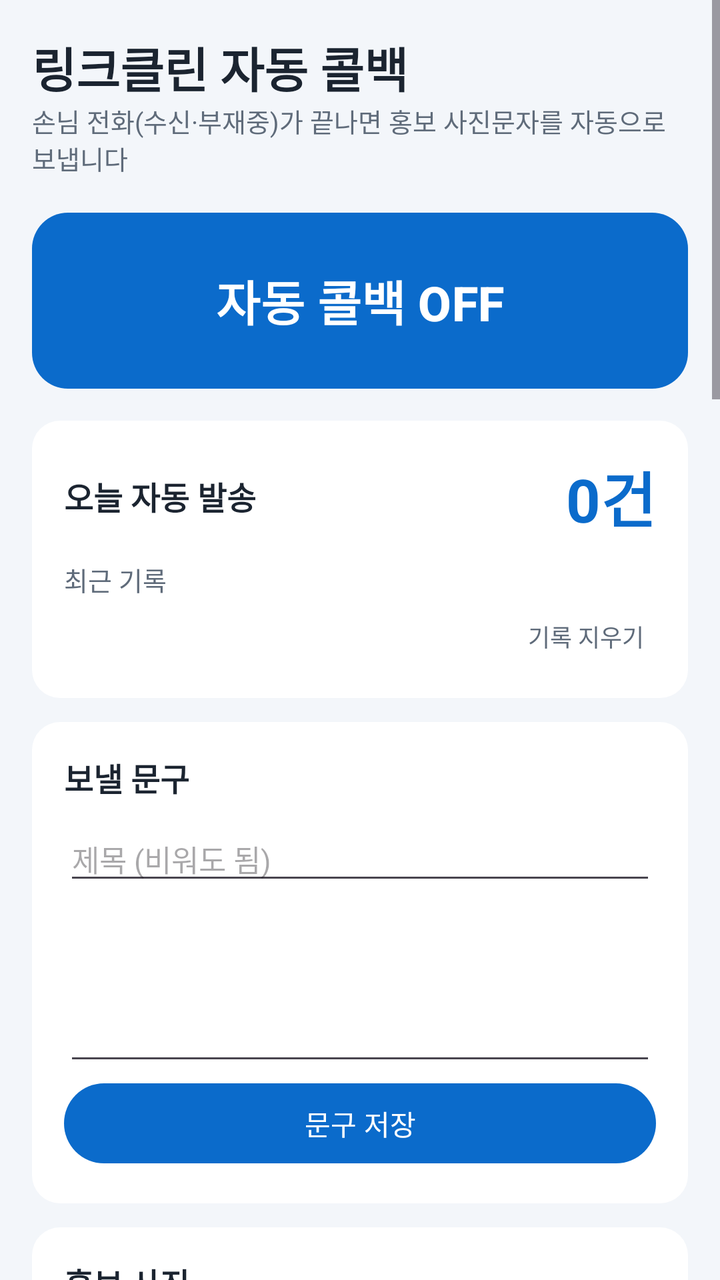
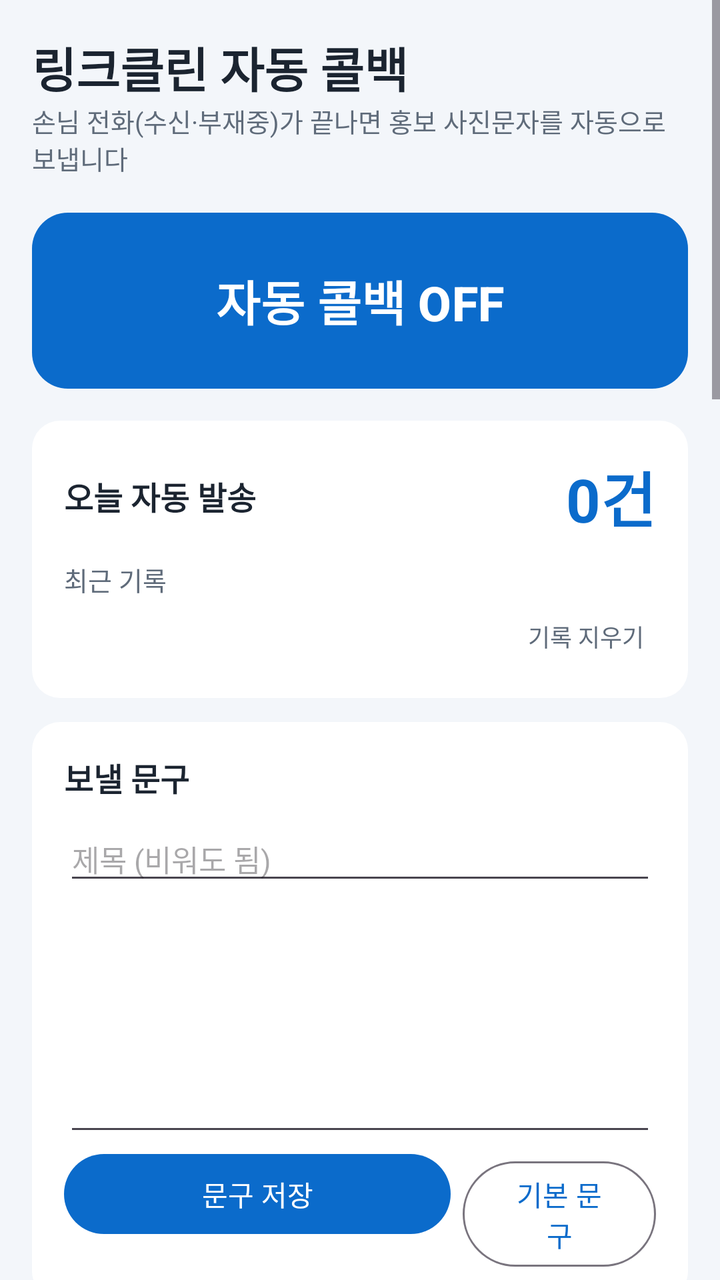

Compare the two renders of this Android layout. The source of the first and the diff that turns it into the second are given below.
<!-- AndroidManifest.xml: application theme Theme.LinkCallback -->
<!-- res/layout/activity_main.xml -->
<?xml version="1.0" encoding="utf-8"?>
<ScrollView xmlns:android="http://schemas.android.com/apk/res/android"
    xmlns:app="http://schemas.android.com/apk/res-auto"
    android:layout_width="match_parent"
    android:layout_height="match_parent"
    android:fillViewport="true">

    <LinearLayout
        android:layout_width="match_parent"
        android:layout_height="wrap_content"
        android:orientation="vertical"
        android:padding="16dp">

        <TextView
            android:layout_width="match_parent"
            android:layout_height="wrap_content"
            android:text="링크클린 자동 콜백"
            android:textColor="@color/text_main"
            android:textSize="24sp"
            android:textStyle="bold" />

        <TextView
            style="@style/Hint"
            android:layout_marginBottom="14dp"
            android:text="손님 전화(수신·부재중)가 끝나면 홍보 사진문자를 자동으로 보냅니다" />

        
        <LinearLayout
            android:id="@+id/warnBox"
            style="@style/Card"
            android:background="@drawable/warn_bg"
            android:visibility="gone">
            <TextView
                android:id="@+id/warnText"
                android:layout_width="match_parent"
                android:layout_height="wrap_content"
                android:textColor="@color/warn_text"
                android:textSize="14sp" />
            <com.google.android.material.button.MaterialButton
                android:id="@+id/btnFix"
                android:layout_width="match_parent"
                android:layout_height="wrap_content"
                android:layout_marginTop="8dp"
                android:text="지금 설정하기" />
        </LinearLayout>

        
        <com.google.android.material.button.MaterialButton
            android:id="@+id/btnToggle"
            android:layout_width="match_parent"
            android:layout_height="96dp"
            android:layout_marginBottom="12dp"
            android:text="자동 콜백 OFF"
            android:textSize="24sp"
            android:textStyle="bold"
            app:cornerRadius="18dp" />

        
        <LinearLayout style="@style/Card">
            <LinearLayout
                android:layout_width="match_parent"
                android:layout_height="wrap_content"
                android:gravity="center_vertical"
                android:orientation="horizontal">
                <TextView
                    style="@style/CardTitle"
                    android:layout_width="0dp"
                    android:layout_weight="1"
                    android:layout_marginBottom="0dp"
                    android:text="오늘 자동 발송" />
                <TextView
                    android:id="@+id/todayCount"
                    android:layout_width="wrap_content"
                    android:layout_height="wrap_content"
                    android:text="0건"
                    android:textColor="@color/brand"
                    android:textSize="30sp"
                    android:textStyle="bold" />
            </LinearLayout>
            <TextView
                style="@style/Hint"
                android:layout_marginTop="10dp"
                android:layout_marginBottom="4dp"
                android:text="최근 기록" />
            <LinearLayout
                android:id="@+id/historyList"
                android:layout_width="match_parent"
                android:layout_height="wrap_content"
                android:orientation="vertical" />
            <TextView
                android:id="@+id/btnClearHistory"
                android:layout_width="wrap_content"
                android:layout_height="wrap_content"
                android:layout_gravity="end"
                android:padding="6dp"
                android:text="기록 지우기"
                android:textColor="@color/text_sub"
                android:textSize="12sp" />
        </LinearLayout>

        
        <LinearLayout style="@style/Card">
            <TextView style="@style/CardTitle" android:text="보낼 문구" />
            <EditText
                android:id="@+id/editSubject"
                android:layout_width="match_parent"
                android:layout_height="wrap_content"
                android:hint="제목 (비워도 됨)"
                android:inputType="text"
                android:textSize="15sp" />
            <EditText
                android:id="@+id/editMessage"
                android:layout_width="match_parent"
                android:layout_height="wrap_content"
                android:gravity="top"
                android:inputType="textMultiLine"
                android:minLines="4"
                android:textSize="15sp" />
            <com.google.android.material.button.MaterialButton
                android:id="@+id/btnSaveMessage"
                android:layout_width="match_parent"
                android:layout_height="wrap_content"
                android:text="문구 저장" />
        </LinearLayout>

        
        <LinearLayout style="@style/Card">
            <TextView style="@style/CardTitle" android:text="홍보 사진" />
            <ImageView
                android:id="@+id/imgPreview"
                android:layout_width="match_parent"
                android:layout_height="220dp"
                android:background="#EEF1F5"
                android:contentDescription="홍보 사진"
                android:scaleType="fitCenter" />
            <TextView
                android:id="@+id/imgInfo"
                style="@style/Hint"
                android:layout_marginTop="6dp"
                android:text="사진 없음 – 글자만 보냅니다" />
            <LinearLayout
                android:layout_width="match_parent"
                android:layout_height="wrap_content"
                android:orientation="horizontal">
                <com.google.android.material.button.MaterialButton
                    android:id="@+id/btnPickImage"
                    android:layout_width="0dp"
                    android:layout_height="wrap_content"
                    android:layout_marginEnd="6dp"
                    android:layout_weight="2"
                    android:text="사진 교체" />
                <com.google.android.material.button.MaterialButton
                    android:id="@+id/btnRemoveImage"
                    style="@style/Widget.Material3.Button.OutlinedButton"
                    android:layout_width="0dp"
                    android:layout_height="wrap_content"
                    android:layout_weight="1"
                    android:text="사진 빼기" />
            </LinearLayout>
        </LinearLayout>

        
        <LinearLayout style="@style/Card">
            <TextView style="@style/CardTitle" android:text="발송 조건" />
            <CheckBox android:id="@+id/chkIncoming" android:layout_width="match_parent" android:layout_height="wrap_content" android:text="받은 전화 끝나면 발송" />
            <CheckBox android:id="@+id/chkMissed" android:layout_width="match_parent" android:layout_height="wrap_content" android:text="부재중 / 거절한 전화에도 발송" />
            <CheckBox android:id="@+id/chkMobile" android:layout_width="match_parent" android:layout_height="wrap_content" android:text="휴대폰 번호(010 등)에만 발송" />
            <LinearLayout android:layout_width="match_parent" android:layout_height="wrap_content" android:gravity="center_vertical" android:orientation="horizontal">
                <TextView android:layout_width="0dp" android:layout_height="wrap_content" android:layout_weight="1" android:text="같은 번호 재발송 금지 (시간)" android:textColor="@color/text_main" />
                <EditText android:id="@+id/editCooldown" android:layout_width="80dp" android:layout_height="wrap_content" android:gravity="center" android:inputType="number" />
            </LinearLayout>
            <LinearLayout android:layout_width="match_parent" android:layout_height="wrap_content" android:gravity="center_vertical" android:orientation="horizontal">
                <TextView android:layout_width="0dp" android:layout_height="wrap_content" android:layout_weight="1" android:text="하루 최대 발송 건수" android:textColor="@color/text_main" />
                <EditText android:id="@+id/editDailyLimit" android:layout_width="80dp" android:layout_height="wrap_content" android:gravity="center" android:inputType="number" />
            </LinearLayout>
            <com.google.android.material.button.MaterialButton
                android:id="@+id/btnSaveOptions"
                android:layout_width="match_parent"
                android:layout_height="wrap_content"
                android:text="조건 저장" />
        </LinearLayout>

        
        <LinearLayout style="@style/Card">
            <TextView style="@style/CardTitle" android:text="문자 안 보낼 번호 (본인·가족·거래처)" />
            <TextView style="@style/Hint" android:text="한 줄에 하나씩. 번호 뒤에 이름을 적어도 됩니다.\n예) 010-1234-5678 아내" />
            <EditText
                android:id="@+id/editBlacklist"
                android:layout_width="match_parent"
                android:layout_height="wrap_content"
                android:gravity="top"
                android:inputType="textMultiLine"
                android:minLines="4"
                android:textSize="15sp" />
            <com.google.android.material.button.MaterialButton
                android:id="@+id/btnSaveBlacklist"
                android:layout_width="match_parent"
                android:layout_height="wrap_content"
                android:text="제외 번호 저장" />
        </LinearLayout>

        
        <LinearLayout style="@style/Card">
            <TextView style="@style/CardTitle" android:text="테스트 발송" />
            <TextView style="@style/Hint" android:text="내 다른 폰 번호로 실제 문자가 어떻게 가는지 확인 (쿨타임 무시)" />
            <EditText
                android:id="@+id/editTestNumber"
                android:layout_width="match_parent"
                android:layout_height="wrap_content"
                android:hint="받을 번호 010-0000-0000"
                android:inputType="phone" />
            <com.google.android.material.button.MaterialButton
                android:id="@+id/btnTest"
                style="@style/Widget.Material3.Button.TonalButton"
                android:layout_width="match_parent"
                android:layout_height="wrap_content"
                android:text="지금 테스트 문자 보내기" />
        </LinearLayout>

        
        <LinearLayout style="@style/Card">
            <TextView style="@style/CardTitle" android:text="꺼지지 않게 하기" />
            <TextView
                android:id="@+id/batteryInfo"
                style="@style/Hint"
                android:layout_marginBottom="6dp" />
            <com.google.android.material.button.MaterialButton
                android:id="@+id/btnBattery"
                style="@style/Widget.Material3.Button.OutlinedButton"
                android:layout_width="match_parent"
                android:layout_height="wrap_content"
                android:text="배터리 최적화 예외 등록" />
            <com.google.android.material.button.MaterialButton
                android:id="@+id/btnAppSettings"
                style="@style/Widget.Material3.Button.OutlinedButton"
                android:layout_width="match_parent"
                android:layout_height="wrap_content"
                android:text="앱 정보 열기 (권한·제한된 설정)" />
        </LinearLayout>

        <TextView
            android:id="@+id/versionText"
            style="@style/Hint"
            android:gravity="center"
            android:paddingBottom="24dp" />
    </LinearLayout>
</ScrollView>
<!-- resources referenced by this layout -->
<resources>
  <color name="brand">#0B6BCB</color>
  <color name="text_main">#1B2430</color>
  <color name="text_sub">#5F6B7A</color>
  <color name="warn_text">#8A4B00</color>
  <!-- drawable warn_bg (drawable) -->
  <?xml version="1.0" encoding="utf-8"?>
  <shape xmlns:android="http://schemas.android.com/apk/res/android">
      <solid android:color="@color/warn_bg" />
      <corners android:radius="14dp" />
      <stroke android:width="1dp" android:color="#FFB547" />
  </shape>
  <style name="Card">
          <item name="android:layout_width">match_parent</item>
          <item name="android:layout_height">wrap_content</item>
          <item name="android:orientation">vertical</item>
          <item name="android:background">@drawable/card_bg</item>
          <item name="android:padding">16dp</item>
          <item name="android:layout_marginBottom">12dp</item>
      </style>
  <style name="CardTitle">
          <item name="android:layout_width">match_parent</item>
          <item name="android:layout_height">wrap_content</item>
          <item name="android:textSize">16sp</item>
          <item name="android:textStyle">bold</item>
          <item name="android:textColor">@color/text_main</item>
          <item name="android:layout_marginBottom">8dp</item>
      </style>
  <style name="Hint">
          <item name="android:layout_width">match_parent</item>
          <item name="android:layout_height">wrap_content</item>
          <item name="android:textSize">13sp</item>
          <item name="android:textColor">@color/text_sub</item>
      </style>
  <style name="Theme.LinkCallback" parent="Theme.Material3.Light.NoActionBar">
          <item name="colorPrimary">@color/brand</item>
          <item name="colorOnPrimary">#FFFFFF</item>
          <item name="android:statusBarColor">@color/brand_dark</item>
          <item name="android:windowBackground">@color/bg</item>
      </style>
  <color name="warn_bg">#FFF4E5</color>
  <!-- drawable card_bg (drawable) -->
  <?xml version="1.0" encoding="utf-8"?>
  <shape xmlns:android="http://schemas.android.com/apk/res/android">
      <solid android:color="@color/card" />
      <corners android:radius="14dp" />
  </shape>
  <color name="brand_dark">#08467F</color>
  <color name="bg">#F3F6FA</color>
  <color name="card">#FFFFFF</color>
</resources>

<!-- the commit's change to res/layout/activity_main.xml (unified diff, before → after) -->
@@ -114,25 +114,42 @@
                 android:layout_height="wrap_content"
                 android:gravity="top"
                 android:inputType="textMultiLine"
-                android:minLines="4"
+                android:minLines="6"
+                android:maxLines="18"
                 android:textSize="15sp" />
-            <com.google.android.material.button.MaterialButton
-                android:id="@+id/btnSaveMessage"
-                android:layout_width="match_parent"
-                android:layout_height="wrap_content"
-                android:text="문구 저장" />
-        </LinearLayout>
-
-        
-        <LinearLayout style="@style/Card">
-            <TextView style="@style/CardTitle" android:text="홍보 사진" />
-            <ImageView
-                android:id="@+id/imgPreview"
-                android:layout_width="match_parent"
-                android:layout_height="220dp"
-                android:background="#EEF1F5"
-                android:contentDescription="홍보 사진"
-                android:scaleType="fitCenter" />
+            <LinearLayout
+                android:layout_width="match_parent"
+                android:layout_height="wrap_content"
+                android:orientation="horizontal">
+                <com.google.android.material.button.MaterialButton
+                    android:id="@+id/btnSaveMessage"
+                    android:layout_width="0dp"
+                    android:layout_height="wrap_content"
+                    android:layout_marginEnd="6dp"
+                    android:layout_weight="2"
+                    android:text="문구 저장" />
+                <com.google.android.material.button.MaterialButton
+                    android:id="@+id/btnResetMessage"
+                    style="@style/Widget.Material3.Button.OutlinedButton"
+                    android:layout_width="0dp"
+                    android:layout_height="wrap_content"
+                    android:layout_weight="1"
+                    android:text="기본 문구" />
+            </LinearLayout>
+        </LinearLayout>
+
+        
+        <LinearLayout style="@style/Card">
+            <TextView style="@style/CardTitle" android:text="홍보 사진 (최대 3장)" />
+            <HorizontalScrollView
+                android:layout_width="match_parent"
+                android:layout_height="wrap_content">
+                <LinearLayout
+                    android:id="@+id/imgRow"
+                    android:layout_width="wrap_content"
+                    android:layout_height="170dp"
+                    android:orientation="horizontal" />
+            </HorizontalScrollView>
             <TextView
                 android:id="@+id/imgInfo"
                 style="@style/Hint"
@@ -147,15 +164,23 @@
                     android:layout_width="0dp"
                     android:layout_height="wrap_content"
                     android:layout_marginEnd="6dp"
-                    android:layout_weight="2"
-                    android:text="사진 교체" />
+                    android:layout_weight="1"
+                    android:text="사진 추가" />
+                <com.google.android.material.button.MaterialButton
+                    android:id="@+id/btnRestoreImages"
+                    style="@style/Widget.Material3.Button.OutlinedButton"
+                    android:layout_width="0dp"
+                    android:layout_height="wrap_content"
+                    android:layout_marginEnd="6dp"
+                    android:layout_weight="1"
+                    android:text="기본 사진" />
                 <com.google.android.material.button.MaterialButton
                     android:id="@+id/btnRemoveImage"
                     style="@style/Widget.Material3.Button.OutlinedButton"
                     android:layout_width="0dp"
                     android:layout_height="wrap_content"
                     android:layout_weight="1"
-                    android:text="사진 빼기" />
+                    android:text="모두 빼기" />
             </LinearLayout>
         </LinearLayout>
 
